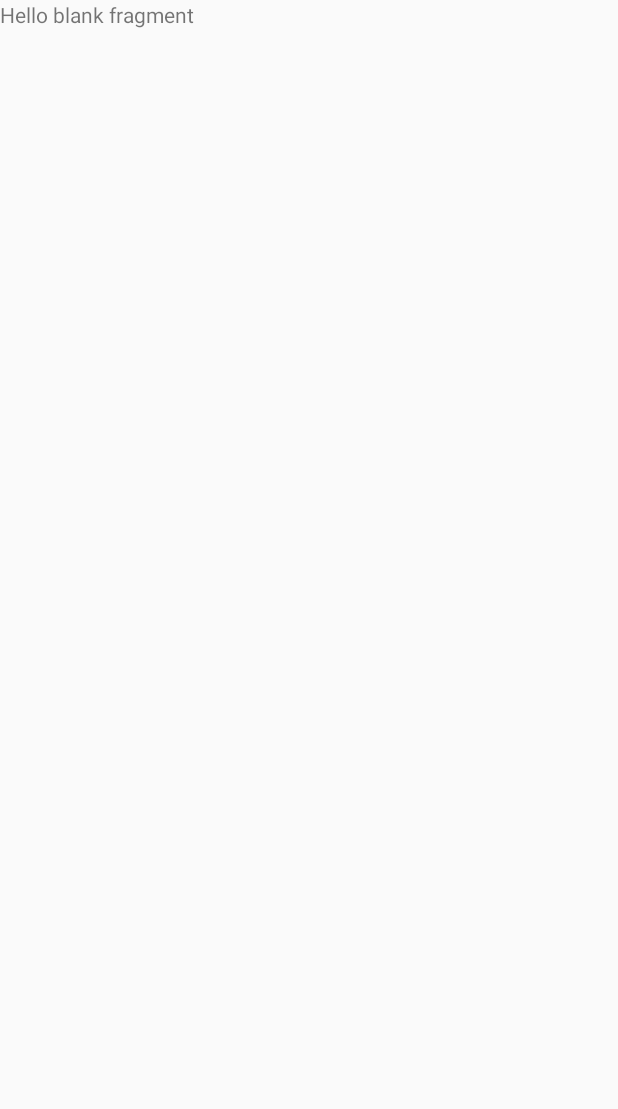
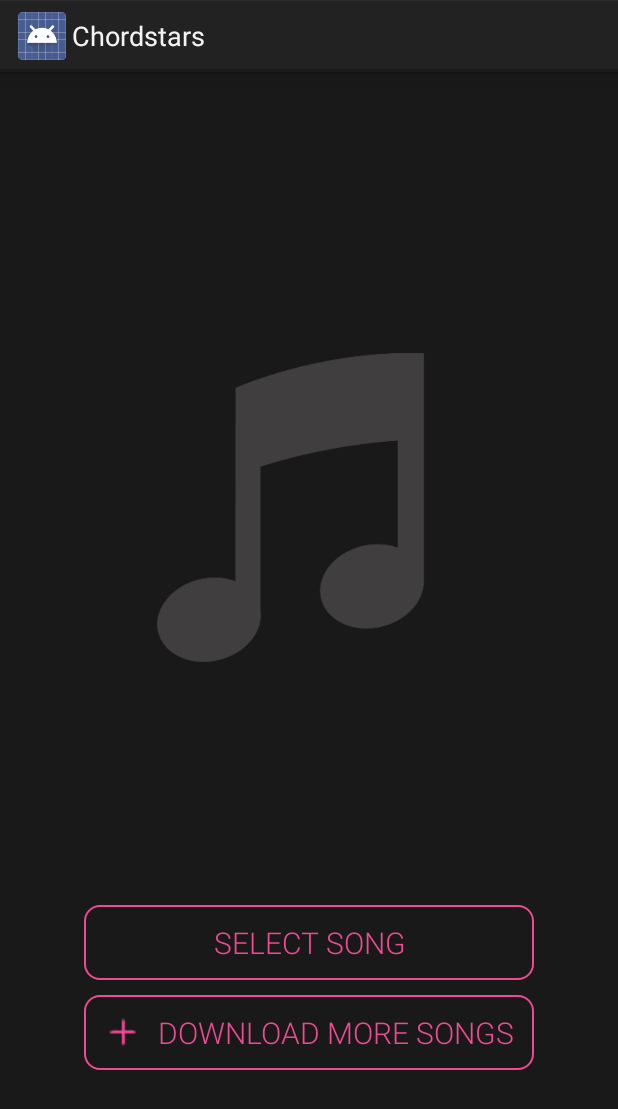
Before and after one commit to paulinar/chordstar, an Android app: the screen it shows after launch (MainActivity), on a phone screen of 412 x 824 dp. Before the commit the part shown is almost empty. Shown: the top 1109 px of the screen. Run offline under Robolectric (Android 15) with nearby library versions, the phone set to English and light mode, and no system bars.

Commit message:
Set up new fragments, add assets and styling

```diff
--- /dev/null
+++ b/Chordstars/app/src/main/java/guitarheroes/com/chordstars/SelectSongFrag1.java
@@ -0,0 +1,18 @@
+package guitarheroes.com.chordstars;
+
+import android.app.Fragment;
+import android.os.Bundle;
+import android.view.LayoutInflater;
+import android.view.View;
+import android.view.ViewGroup;
+
+public class SelectSongFrag1 extends Fragment {
+    @Override
+    public View onCreateView(LayoutInflater inflater,
+                             ViewGroup container, Bundle savedInstanceState) {
+        // called by Android system so that fragment creates its UI; returns a View component placed in <fragment> element of layout
+
+        return inflater.inflate(
+                R.layout.select_song_frag1, container, false); // inflate layout of XML file and return its view
+    }
+}
--- /dev/null
+++ b/Chordstars/app/src/main/res/drawable/buttonshape.xml
@@ -0,0 +1,23 @@
+<?xml version="1.0" encoding="utf-8"?>
+<shape xmlns:android="http://schemas.android.com/apk/res/android" android:shape="rectangle" >
+    <corners
+        android:radius="10dp"
+        />
+    <solid
+        android:color="#1A1919"
+        />
+    <padding
+        android:left="0dp"
+        android:top="0dp"
+        android:right="0dp"
+        android:bottom="0dp"
+        />
+    <size
+        android:width="260dp"
+        android:height="50dp"
+        />
+    <stroke
+        android:width="1dp"
+        android:color="#ED4B94"
+        />
+</shape>
--- a/Chordstars/app/src/main/res/layout/activity_main.xml
+++ b/Chordstars/app/src/main/res/layout/activity_main.xml
@@ -1,8 +1,52 @@
-<FrameLayout
-    xmlns:android="http://schemas.android.com/apk/res/android"
-    xmlns:tools="http://schemas.android.com/tools"
-    android:id="@+id/container"
+<?xml version="1.0" encoding="utf-8"?>
+<LinearLayout xmlns:android="http://schemas.android.com/apk/res/android"
     android:layout_width="match_parent"
     android:layout_height="match_parent"
-    tools:context=".MainActivity"
-    tools:ignore="MergeRootFrame" />
+    android:orientation="vertical"
+    android:background="#1A1919"
+    android:gravity="center" >
+
+    <fragment
+        android:name="guitarheroes.com.chordstars.SelectSongFrag1"
+        android:id="@+id/fragment_place"
+        android:layout_width="match_parent"
+        android:layout_height="match_parent" >
+
+    <Button
+        android:id="@+id/selectSongBtn"
+        android:onClick="selectFrag"
+
+        android:text="SELECT SONG"
+        android:textColor="#ED4B94"
+        android:textSize="20sp"
+
+        android:layout_width="300dp"
+        android:layout_height="50dp"
+        android:background="@drawable/buttonshape"
+
+        android:fontFamily="sans-serif-light"
+        android:layout_marginBottom="10dp"
+        />
+
+    <Button
+        android:id="@+id/downloadMoreBtn"
+
+        android:text="DOWNLOAD MORE SONGS"
+        android:textColor="#ED4B94"
+        android:textSize="20sp"
+
+        android:layout_width="300dp"
+        android:layout_height="50dp"
+        android:background="@drawable/buttonshape"
+        android:drawableLeft="@drawable/iconplus"
+
+        android:fontFamily="sans-serif-light"
+
+        android:onClick="onOpenWebBrowser"
+        android:layout_marginBottom="15dp"
+
+        />
+
+    </fragment>
+
+</LinearLayout>
--- /dev/null
+++ b/Chordstars/app/src/main/res/layout/select_song_frag1.xml
@@ -0,0 +1,17 @@
+<?xml version="1.0" encoding="utf-8"?>
+<LinearLayout
+    xmlns:android="http://schemas.android.com/apk/res/android"
+    android:layout_width="match_parent"
+    android:layout_height="match_parent"
+    android:orientation="vertical"
+    android:background="#1A1919"
+    android:gravity="center" >
+
+    <ImageView
+        android:id="@+id/musicalNote"
+        android:layout_width="wrap_content"
+        android:layout_height="340sp"
+        android:layout_marginBottom="120dp"
+        android:src="@drawable/musicalnote" />
+
+</LinearLayout>
--- a/Chordstars/app/src/main/res/values/styles.xml
+++ b/Chordstars/app/src/main/res/values/styles.xml
@@ -1,7 +1,7 @@
 <resources>
 
     <!-- Base application theme. -->
-    <style name="AppTheme" parent="Theme.AppCompat.Light.DarkActionBar">
+    <style name="AppTheme" parent="android:Theme.Holo.Light.DarkActionBar">
         <!-- Customize your theme here. -->
     </style>
 
```
Also changed, not shown: Chordstars/app/src/main/java/guitarheroes/com/chordstars/MainActivity.java (+54 -48 lines), Chordstars/app/src/main/java/guitarheroes/com/chordstars/SelectSongFrag2.java (added, +22 -0 lines), Chordstars/app/src/main/res/layout/select_song_frag2.xml (added, +79 -0 lines), Chordstars/app/src/main/res/drawable-mdpi/iconear.png (added), Chordstars/app/src/main/res/drawable-mdpi/iconguitar.png (added), Chordstars/app/src/main/res/drawable-mdpi/iconplus.png (added), Chordstars/app/src/main/res/drawable-mdpi/musicalnote.png (added), Chordstars/app/src/main/res/drawable-mdpi/taylorswift.png (added).
